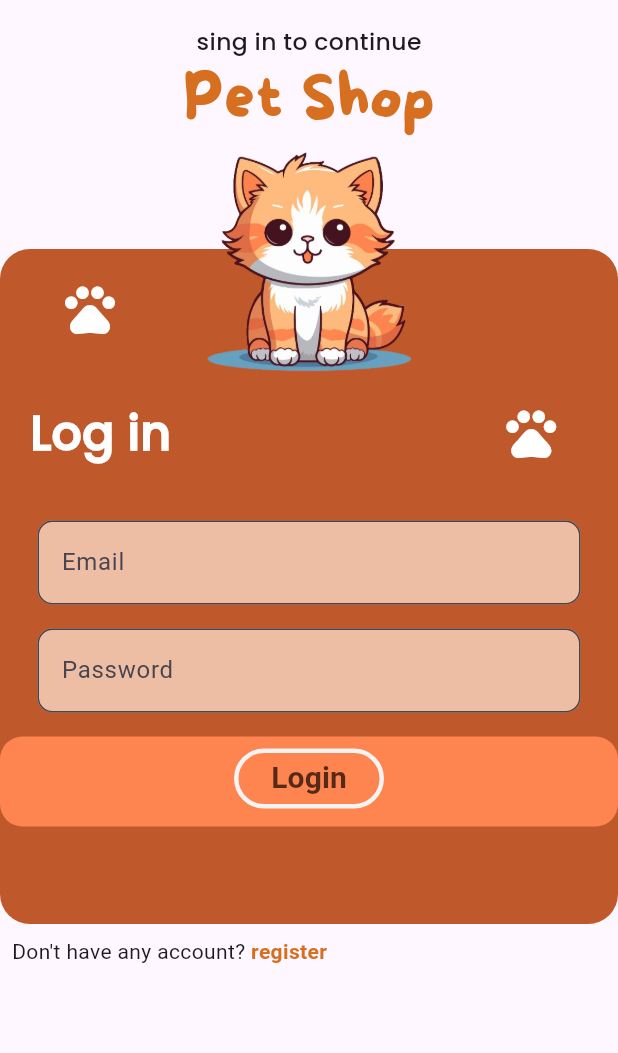
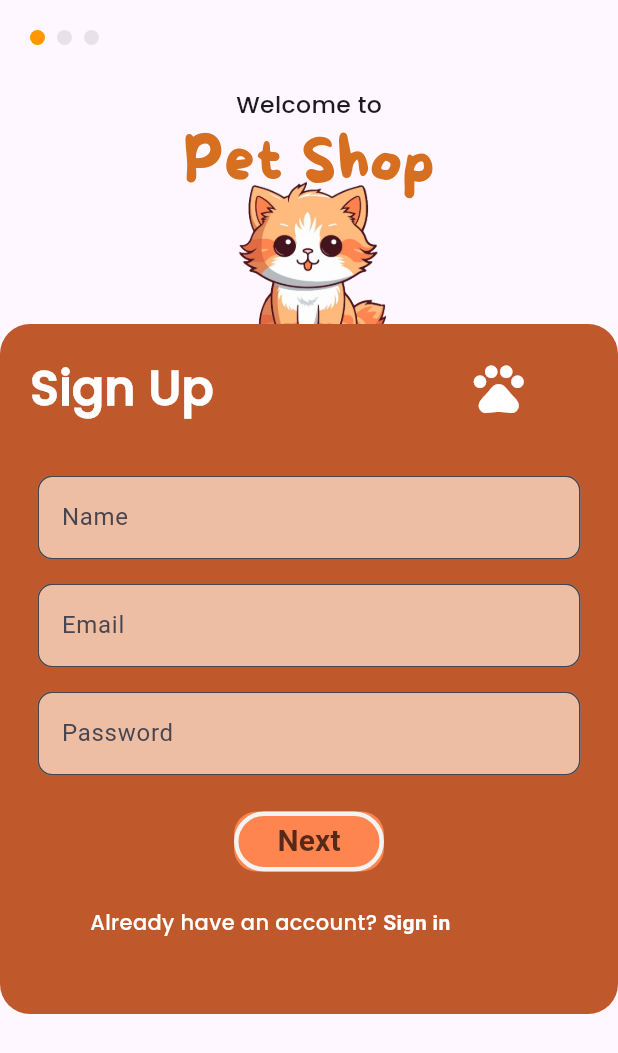
Before and after one commit to rabiulrahat/cube_pet_app, a Flutter app: the screen it shows after launch, on a phone screen of 412 x 824 dp. Shown: the top 1053 px of the screen. Run offline on Flutter 3.47's test engine with Material 3 defaults, Android fonts, the light colour scheme and no system bars; drawn by our look-alikes of smooth_page_indicator.

Commit message:
"added new sign up page"

```diff
--- a/lib/login_page.dart
+++ b/lib/login_page.dart
@@ -3,6 +3,8 @@ import 'package:flutter/cupertino.dart';
 import 'package:flutter/material.dart';
 import 'package:flutter/rendering.dart';
 import 'package:flutter/widgets.dart';
+
+import 'signup_page.dart';
 
 class LoginPage extends StatefulWidget {
   const LoginPage({super.key});
@@ -56,7 +58,7 @@ class _LoginPageState extends State<LoginPage> {
                             // border: Border.all(color: Colors.black),
                           ),
                           // alignment: MainAxisAlignment.center,
-                          height: 450,
+                          height: 460,
                           width: 500,
                         ),
                       ),
@@ -87,7 +89,7 @@ class _LoginPageState extends State<LoginPage> {
                                       color: Colors.white),
                                 ),
                               ),
-                              Padding(padding: EdgeInsets.only(right: 200.0)),
+                              Padding(padding: EdgeInsets.only(right: 180.0)),
                               // Image(image: AssetImage('assets/font_leg.png'),
                               // width: 50,
                               // height: 20,
@@ -114,18 +116,17 @@ class _LoginPageState extends State<LoginPage> {
                               label: 'Password'),
                           const Padding(padding: EdgeInsets.all(8.0)),
 
-
                           Stack(
                             children: [
                               Container(
                                 width: 500,
                                 height: 60,
                                 decoration: BoxDecoration(
-                                    color: const Color.fromARGB(255, 254, 133, 79),
+                                  color:
+                                      const Color.fromARGB(255, 254, 133, 79),
                                   borderRadius: BorderRadius.circular(15),
                                   // border: Border.all(color: Colors.black),
                                 ),
-
                               ),
                               Padding(
                                 padding: const EdgeInsets.all(8.0),
@@ -134,7 +135,8 @@ class _LoginPageState extends State<LoginPage> {
                                     width: 100,
                                     height: 40,
                                     decoration: BoxDecoration(
-                                      color: const Color.fromARGB(255, 254, 133, 79),
+                                      color: const Color.fromARGB(
+                                          255, 254, 133, 79),
                                       borderRadius: BorderRadius.circular(15),
                                       // border: Border.all(color: Colors.black),
                                     ),
@@ -142,18 +144,21 @@ class _LoginPageState extends State<LoginPage> {
                                       minWidth: 4,
                                       shape: RoundedRectangleBorder(
                                         borderRadius: BorderRadius.circular(30),
-                                        side:
-                                            const BorderSide(color: Color.fromARGB(255, 244, 243, 243),
+                                        side: const BorderSide(
+                                          color: Color.fromARGB(
+                                              255, 244, 243, 243),
                                           width: 3,
                                         ),
-                                      ),                                    onPressed: () {},
+                                      ),
+                                      onPressed: () {},
                                       child: const Center(
                                         child: Text(
                                           "Login",
                                           style: TextStyle(
                                               fontSize: 20,
                                               fontWeight: FontWeight.bold,
-                                              color: Color.fromARGB(179, 16, 2, 2)),
+                                              color: Color.fromARGB(
+                                                  179, 16, 2, 2)),
                                         ),
                                       ),
                                     ),
@@ -162,17 +167,16 @@ class _LoginPageState extends State<LoginPage> {
                               ),
                             ],
                           ),
-
                         ],
                       ),
                     ],
                   ),
-                   Center(
-                     child: Padding(
-                      padding: const EdgeInsets.all(8.0),
+                  const Padding(padding: EdgeInsets.all(8.0)),
+                  Padding(
+                    padding: const EdgeInsets.symmetric(horizontal: 60.0),
                     child: Row(
                       children: [
-                          const Text("Don't have any account? "),
+                        const Text("Don't have any account? ",),
                         GestureDetector(
                             child: const Text(
                               'register',
@@ -182,9 +186,12 @@ class _LoginPageState extends State<LoginPage> {
                             ),
                             onTap: () {
                               print('tapped');
+                              Navigator.push(
+                                  context,
+                                  MaterialPageRoute(
+                                      builder: (context) => SignUpPage()));
                             })
                       ],
-                      ),
                     ),
                   ),
                 ],
--- a/lib/main.dart
+++ b/lib/main.dart
@@ -1,4 +1,5 @@
 import 'package:cube_pet_app/login_page.dart';
+import 'package:cube_pet_app/test.dart';
 import 'package:flutter/cupertino.dart';
 import 'package:flutter/material.dart';
 import 'package:flutter/services.dart';
@@ -18,7 +19,7 @@ class MyApp extends StatelessWidget {
       theme: ThemeData(
         primarySwatch: Colors.blue,
       ),
-      home: LoginPage(),
+      home: TestPage(),
     );
   }
 }
--- /dev/null
+++ b/lib/signup_page.dart
@@ -0,0 +1,210 @@
+import 'package:cube_pet_app/login_page.dart';
+import 'package:flutter/cupertino.dart';
+import 'package:flutter/material.dart';
+
+import 'Component/pet_textfield.dart';
+
+class SignUpPage extends StatefulWidget {
+  const SignUpPage({super.key});
+
+  @override
+  State<SignUpPage> createState() => _SignUpPageState();
+}
+
+class _SignUpPageState extends State<SignUpPage> {
+  final usernameController = TextEditingController();
+  final passwordController = TextEditingController();
+
+  @override
+  Widget build(BuildContext context) {
+    return Scaffold(
+      body: SafeArea(
+        child: Stack(
+          children: [
+               const Padding(
+              padding: EdgeInsets.all(70.0),
+              child: Align(
+                alignment: Alignment.topCenter,
+                child: Image(
+                  image: AssetImage('assets/cat.png'),
+                  height: 120,
+                  fit: BoxFit.fill,
+                ),
+              ),
+            ),
+            Column(
+              children: [
+                // const Padding(padding: EdgeInsets.all(8)),
+               const Padding(
+                  padding:  EdgeInsets.all(8.0),
+                  child:  Column(
+                    children: [
+                      Text(
+                        'Welcome to',
+                        style: TextStyle(
+                          fontFamily: 'Poppins',
+                          fontSize: 15.7,
+                        ),
+                      ),
+                      Text(
+                        'Pet Shop',
+                        style: TextStyle(
+                            fontFamily: 'MoreSugar',
+                            fontSize: 40.3,
+                            color: Color.fromARGB(255, 215, 111, 32)),
+                      ),
+
+                    ],
+                  ),
+                ),
+                const Padding(padding: EdgeInsets.symmetric(vertical: 35)),
+                Stack(
+                  // fit: StackFit.loose,
+                  children: [
+
+
+                    Align(
+                      alignment: Alignment.bottomCenter,
+                      child: Container(
+                        decoration: BoxDecoration(
+                          color: const Color.fromARGB(255, 191, 89, 43),
+                          borderRadius: BorderRadius.circular(20),
+                          // border: Border.all(color: Colors.black),
+                        ),
+                        // alignment: MainAxisAlignment.center,
+                        height: 460,
+                        width: 500,
+                      ),
+                    ),
+
+                    Column(
+                      //  verticalDirection :VerticalDirection.down,
+                      children: <Widget>[
+                        const Row(
+                          children: [
+                            Padding(
+                              padding: EdgeInsets.all(20.0),
+                              child: Text(
+                                'Sign Up',
+                                style: TextStyle(
+                                    fontFamily: 'Poppins',
+                                    fontWeight: FontWeight.bold,
+                                    fontSize: 31.6,
+                                    color: Colors.white),
+                              ),
+                            ),
+                            Padding(padding: EdgeInsets.only(right: 150.0)),
+                            // Image(image: AssetImage('assets/font_leg.png'),
+                            // width: 50,
+                            // height: 20,
+                            // ),
+                            Icon(
+                              IconData(0xe4a1, fontFamily: 'MaterialIcons'),
+                              color: Colors.white,
+                              size: 40,
+                            )
+                          ],
+                        ),
+                        const Padding(padding: EdgeInsets.all(8.0)),
+                        // const SizedBox(height: 20,width: 29),
+                        PetTextfield(
+                            controller: usernameController,
+                            hinText: 'Oliva Wilson',
+                            obscureText: false,
+                            label: 'Name'),
+                        const Padding(padding: EdgeInsets.all(8.0)),
+
+                        PetTextfield(
+                            controller: usernameController,
+                            hinText: 'name@gmail.com',
+                            obscureText: false,
+                            label: 'Email'),
+                        const Padding(padding: EdgeInsets.all(8.0)),
+                        PetTextfield(
+                            controller: passwordController,
+                            hinText: '123xxx',
+                            obscureText: true,
+                            label: 'Password'),
+                        const Padding(padding: EdgeInsets.all(8.0)),
+
+                        Padding(
+                          padding: const EdgeInsets.all(8.0),
+                          child: Center(
+                            child: Container(
+                              width: 100,
+                              height: 40,
+                              decoration: BoxDecoration(
+                                color: const Color.fromARGB(255, 254, 133, 79),
+                                borderRadius: BorderRadius.circular(15),
+                                // border: Border.all(color: Colors.black),
+                              ),
+                              child: MaterialButton(
+                                minWidth: 4,
+                                shape: RoundedRectangleBorder(
+                                  borderRadius: BorderRadius.circular(30),
+                                  side: const BorderSide(
+                                    color: Color.fromARGB(255, 244, 243, 243),
+                                    width: 3,
+                                  ),
+                                ),
+                                onPressed: () {},
+                                child: const Center(
+                                  child: Text(
+                                    "Next",
+                                    style: TextStyle(
+                                        fontSize: 20,
+                                        fontWeight: FontWeight.bold,
+                                        color: Color.fromARGB(179, 16, 2, 2)),
+                                  ),
+                                ),
+                              ),
+                            ),
+                          ),
+                        ),
+                        const Padding(padding: EdgeInsets.all(8.0)),
+                        Padding(
+                          padding: const EdgeInsets.symmetric(horizontal: 60.0),
+                          child: Row(
+                            children: [
+                              const Text("Already have an account? ",
+                              style:   TextStyle(
+                                    fontFamily: 'Poppins',
+                                    // fontSize: 31.6,
+                                    color: Colors.white),
+                              ),
+                              GestureDetector(
+                                  child: const Text(
+                                    'Sign in',
+                                    style: TextStyle(
+                                        fontWeight: FontWeight.bold,
+                                        color:
+                                            Color.fromARGB(255, 255, 255, 255)),
+                                  ),
+                                  onTap: () {
+                                    print('tapped');
+                                    Navigator.push(
+                                        context,
+                                        MaterialPageRoute(
+                                            builder: (context) => LoginPage()));
+                                  })
+                            ],
+                          ),
+                        ),
+
+                      ],
+                    ),
+
+
+                  ],
+                ),
+
+              ],
+            ),
+
+
+          ],
+        ),
+      ),
+    );
+  }
+}
--- /dev/null
+++ b/lib/test.dart
@@ -0,0 +1,60 @@
+import 'package:cube_pet_app/login_page.dart';
+import 'package:flutter/material.dart';
+import 'package:smooth_page_indicator/smooth_page_indicator.dart';
+
+import 'signup_page.dart';
+
+class TestPage extends StatelessWidget {
+  TestPage({Key? key}) : super(key: key);
+  final _controller = PageController();
+
+  @override
+  Widget build(BuildContext context) {
+    return Scaffold(
+      body: SafeArea(
+        child: Column(
+          mainAxisAlignment: MainAxisAlignment.spaceEvenly,
+          children: [
+
+            Padding(
+              padding: const EdgeInsets.all(20.0),
+              child: Container(
+                alignment: Alignment.topLeft,
+                child: SmoothPageIndicator(
+                  controller: _controller,
+                  count: 3,
+                  axisDirection: Axis.horizontal,
+                  effect: const SlideEffect(
+                    activeDotColor: Colors.orange,
+                    dotHeight: 10,
+                    dotColor: Color.fromARGB(26, 31, 31, 31),
+                    dotWidth: 10,
+                  ),
+                ),
+              ),
+            ),
+            // const SizedBox(height: 50),
+            Expanded(
+              child: PageView(
+                controller: _controller,
+                children: const [
+                  SignUpPage(),
+                  LoginPage(),
+                  Center(
+                    child: Text('Page 3'),
+                  ),
+                  Center(
+                    child: Text('Page 4'),
+                  ),
+                  Center(
+                    child: Text('Page 5'),
+                  ),
+                ],
+              ),
+            ),
+          ],
+        ),
+      ),
+    );
+  }
+}
--- a/pubspec.yaml
+++ b/pubspec.yaml
@@ -35,6 +35,7 @@ dependencies:
   # The following adds the Cupertino Icons font to your application.
   # Use with the CupertinoIcons class for iOS style icons.
   cupertino_icons: ^1.0.6
+  smooth_page_indicator: ^1.1.0
 
 dev_dependencies:
   flutter_test:
```
Also changed, not shown: pubspec.lock. Lines whose indentation alone changed are shown as unchanged.
